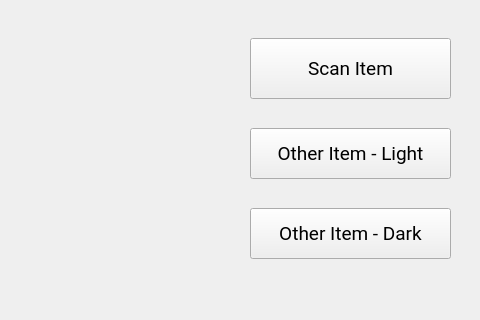
The window that scanmenu.ui (spencerng/lmao) describes before a commit, drawn with Qt 5; both pictures show x 320 to 800 and y 0 to 320 of the 800 by 480 pixel window.
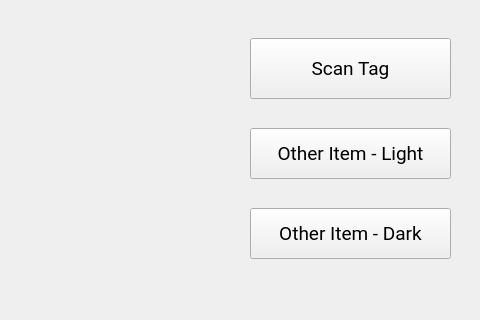
The same window after the commit. Icons and pictures are not drawn.

Diff of the .ui file:
```diff
--- a/scanmenu.ui
+++ b/scanmenu.ui
@@ -72,7 +72,7 @@
      </font>
     </property>
     <property name="text">
-     <string>Scan Item</string>
+     <string>Scan Tag</string>
     </property>
    </widget>
    <widget class="QPushButton" name="otherItemLightBtn">
@@ -135,7 +135,7 @@
    <widget class="QLabel" name="cameraFeedLabel">
     <property name="geometry">
      <rect>
-      <x>20</x>
+      <x>30</x>
       <y>30</y>
       <width>521</width>
       <height>411</height>
@@ -145,6 +145,38 @@
      <string/>
     </property>
    </widget>
+   <widget class="QFrame" name="cheese30">
+    <property name="geometry">
+     <rect>
+      <x>570</x>
+      <y>30</y>
+      <width>101</width>
+      <height>81</height>
+     </rect>
+    </property>
+    <property name="frameShape">
+     <enum>QFrame::NoFrame</enum>
+    </property>
+    <property name="frameShadow">
+     <enum>QFrame::Raised</enum>
+    </property>
+   </widget>
+   <widget class="QFrame" name="cheese40">
+    <property name="geometry">
+     <rect>
+      <x>670</x>
+      <y>30</y>
+      <width>120</width>
+      <height>71</height>
+     </rect>
+    </property>
+    <property name="frameShape">
+     <enum>QFrame::NoFrame</enum>
+    </property>
+    <property name="frameShadow">
+     <enum>QFrame::Raised</enum>
+    </property>
+   </widget>
   </widget>
   <widget class="QToolBar" name="mainToolBar">
    <property name="enabled">
```
